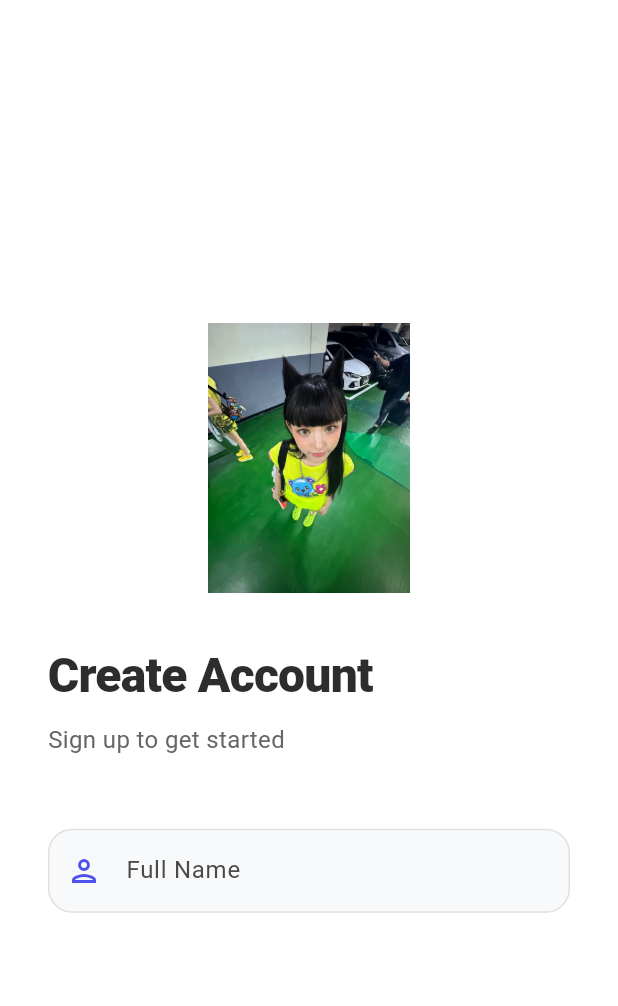
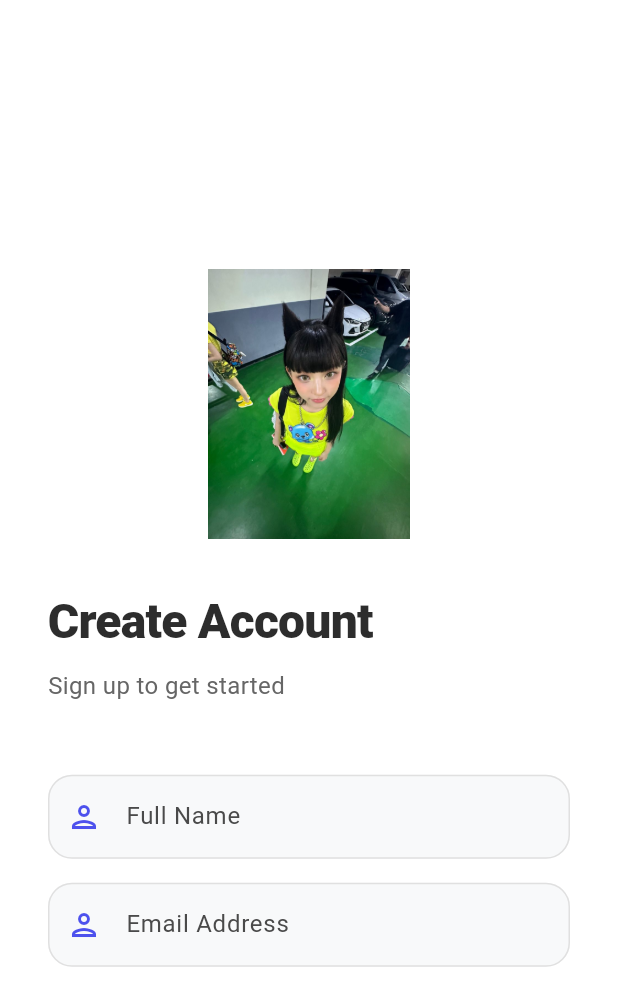
Before and after one commit to lulultfh/Navigation_0209, a Flutter app: the RegisterPage widget shown alone on an empty page, opened directly, on a phone screen of 412 x 824 dp. Shown: the top 1006 px of the screen. Run offline on Flutter 3.47's test engine with Material 3 defaults, Android fonts, the light colour scheme and no system bars.

Commit message:
feat: menambahkan SizedBox dan TextFormField untuk menginput email pada halaman register

```diff
--- a/lib/auth/register.dart
+++ b/lib/auth/register.dart
@@ -115,6 +115,41 @@
                         return null;
                       },
                     ),
+                    const SizedBox(height: 16),
+
+                    TextFormField(
+                      controller: emailController,
+                      keyboardType: TextInputType.emailAddress,
+                      decoration: InputDecoration(
+                        labelText: 'Email Address',
+                        labelStyle: TextStyle(color: MainLayout.labelColor),
+                        prefixIcon: const Icon(
+                          Icons.person_outlined,
+                          color: MainLayout.primaryColor,
+                        ),
+                        enabledBorder: OutlineInputBorder(
+                          borderRadius: BorderRadius.circular(16),
+                          borderSide: BorderSide(
+                            color: MainLayout.inputBorderColor,
+                          ),
+                        ),
+                        focusedBorder: OutlineInputBorder(
+                          borderRadius: BorderRadius.circular(16),
+                          borderSide: const BorderSide(
+                            color: MainLayout.primaryColor,
+                            width: 2,
+                          ),
+                        ),
+                        filled: true,
+                        fillColor: MainLayout.inputFillColor,
+                      ),
+                      validator: (value) {
+                        if (value == null || value.isEmpty) {
+                          return 'Please enter your email';
+                        }
+                        return null;
+                      },
+                    ),
                   ],
                 ),
               ),
```
